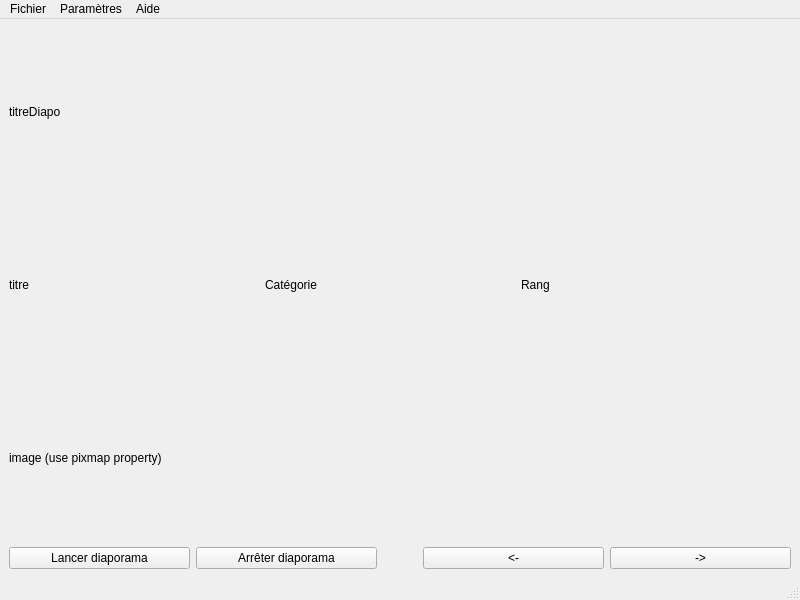
Above: v1/lecteurvue.ui from MaxMontouro/LecteurDiaporama before the change. Below: the same form after it.
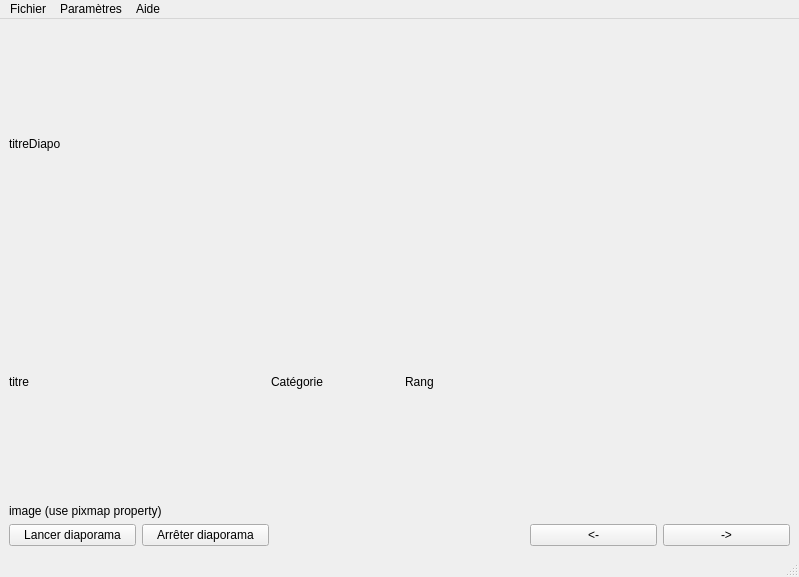
That is the form after the change.

Commit message: modification de la version graphique

Patch:
```diff
--- a/v1/lecteurvue.ui
+++ b/v1/lecteurvue.ui
@@ -6,26 +6,27 @@
    <rect>
     <x>0</x>
     <y>0</y>
-    <width>800</width>
-    <height>600</height>
+    <width>799</width>
+    <height>577</height>
    </rect>
   </property>
   <property name="windowTitle">
    <string>LecteurVue</string>
   </property>
   <widget class="QWidget" name="centralwidget">
-   <layout class="QHBoxLayout" name="horizontalLayout">
+   <layout class="QVBoxLayout" name="verticalLayout" stretch="1,1,0,1">
     <item>
-     <layout class="QVBoxLayout" name="verticalLayout">
-      <item>
-       <widget class="QLabel" name="label">
+     <widget class="QLabel" name="lTitreDiapo">
         <property name="text">
          <string>titreDiapo</string>
         </property>
        </widget>
       </item>
       <item>
-       <layout class="QHBoxLayout" name="horizontalLayout_2">
+     <layout class="QHBoxLayout" name="horizontalLayout_2" stretch="2,1,1,2">
+      <property name="spacing">
+       <number>6</number>
+      </property>
         <item>
          <widget class="QLabel" name="titreImage">
           <property name="text">
@@ -73,7 +74,7 @@
        </widget>
       </item>
       <item>
-       <layout class="QHBoxLayout" name="horizontalLayout_3">
+     <layout class="QHBoxLayout" name="horizontalLayout_3" stretch="1,1,2,1,1">
         <item>
          <widget class="QPushButton" name="lancerDiapo">
           <property name="text">
@@ -124,15 +125,13 @@
        </layout>
       </item>
      </layout>
-    </item>
-   </layout>
   </widget>
   <widget class="QMenuBar" name="menubar">
    <property name="geometry">
     <rect>
      <x>0</x>
      <y>0</y>
-     <width>800</width>
+     <width>799</width>
      <height>22</height>
     </rect>
    </property>
```
Left out of the diff: 16 changed lines with no effect on the pictures. Lines whose indentation alone changed are shown as unchanged.
